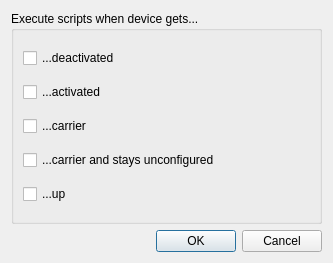
dosnut/nut, file qnut/scrset.ui: the form before one commit.
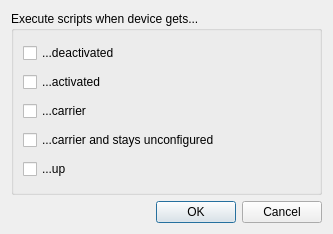
The form after the commit.

The edit to the form file:
```diff
--- a/qnut/scrset.ui
+++ b/qnut/scrset.ui
@@ -6,7 +6,7 @@
     <x>0</x>
     <y>0</y>
     <width>333</width>
-    <height>263</height>
+    <height>234</height>
    </rect>
   </property>
   <property name="windowTitle" >
```
